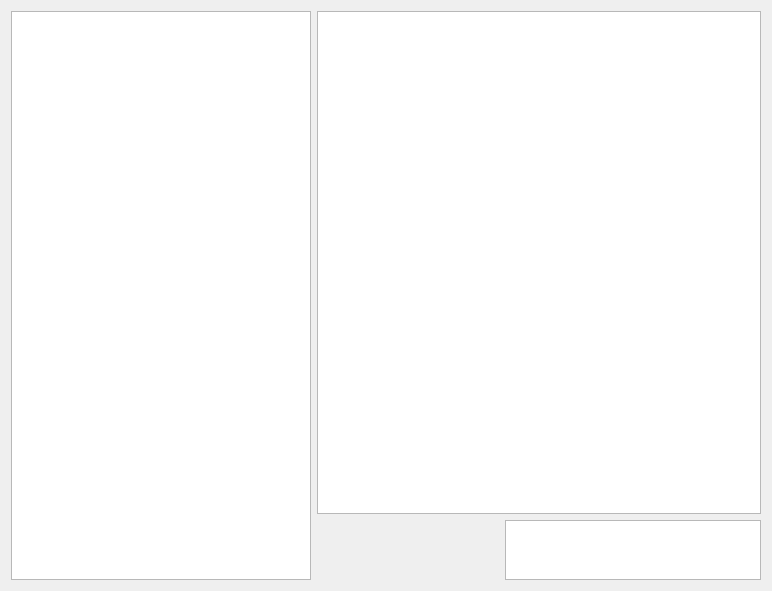
Before: the Qt Designer form app/medinria/medhomepagearea.ui in medInria/medInria-public, drawn with Qt 5.
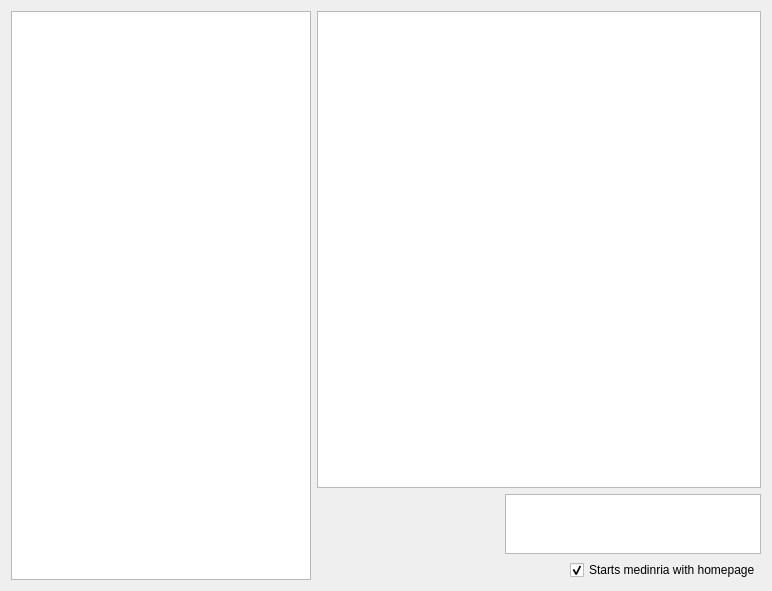
After: the same form once the commit is applied.

Commit message: add start on homepage checkbox

Patch:
```diff
--- a/app/medinria/medhomepagearea.ui
+++ b/app/medinria/medhomepagearea.ui
@@ -35,11 +35,7 @@
    <item row="0" column="1">
     <layout class="QVBoxLayout" name="verticalLayout">
      <item>
-      <layout class="QHBoxLayout" name="horizontalLayout">
-       <item>
-        <widget class="QGraphicsView" name="infoGraphicsView"/>
-       </item>
-      </layout>
+      <widget class="QGraphicsView" name="infoGraphicsView"/>
      </item>
      <item>
       <layout class="QHBoxLayout" name="horizontalLayout_2">
@@ -73,6 +69,36 @@
        </item>
       </layout>
      </item>
+     <item>
+      <layout class="QHBoxLayout" name="horizontalLayout_3">
+       <item>
+        <spacer name="horizontalSpacer">
+         <property name="orientation">
+          <enum>Qt::Horizontal</enum>
+         </property>
+         <property name="sizeHint" stdset="0">
+          <size>
+           <width>40</width>
+           <height>20</height>
+          </size>
+         </property>
+        </spacer>
+       </item>
+       <item>
+        <widget class="QCheckBox" name="showOnStartupCheckBox">
+         <property name="focusPolicy">
+          <enum>Qt::NoFocus</enum>
+         </property>
+         <property name="text">
+          <string>Starts medinria with homepage</string>
+         </property>
+         <property name="checked">
+          <bool>true</bool>
+         </property>
+        </widget>
+       </item>
+      </layout>
+     </item>
     </layout>
    </item>
   </layout>
```
The commit also changes 2 other files.
